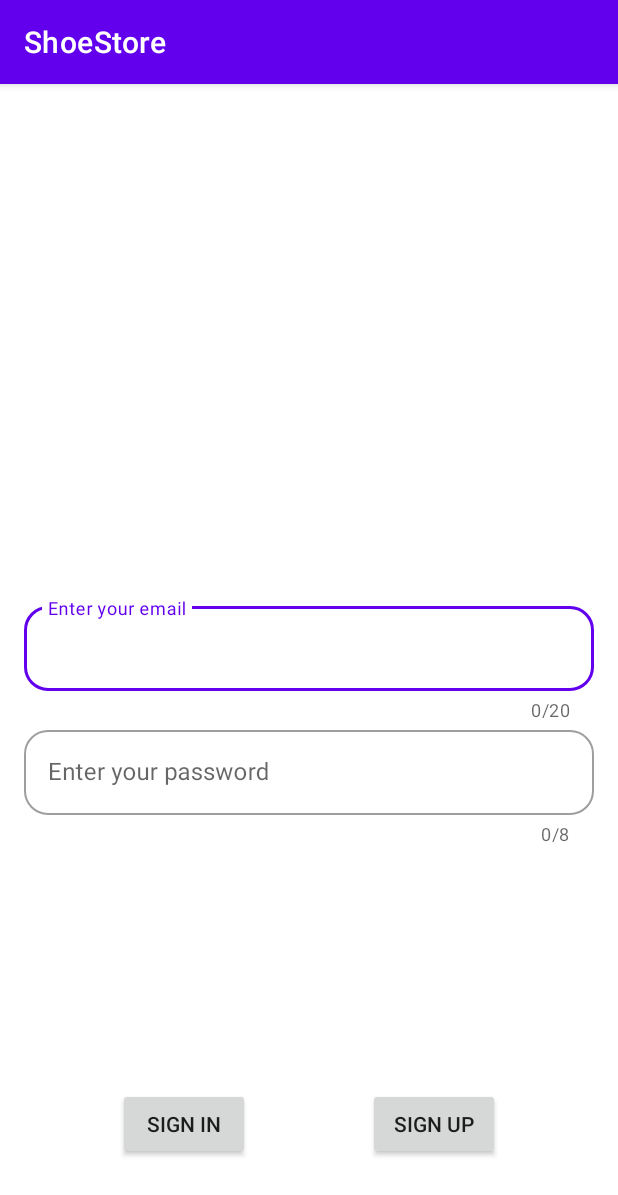
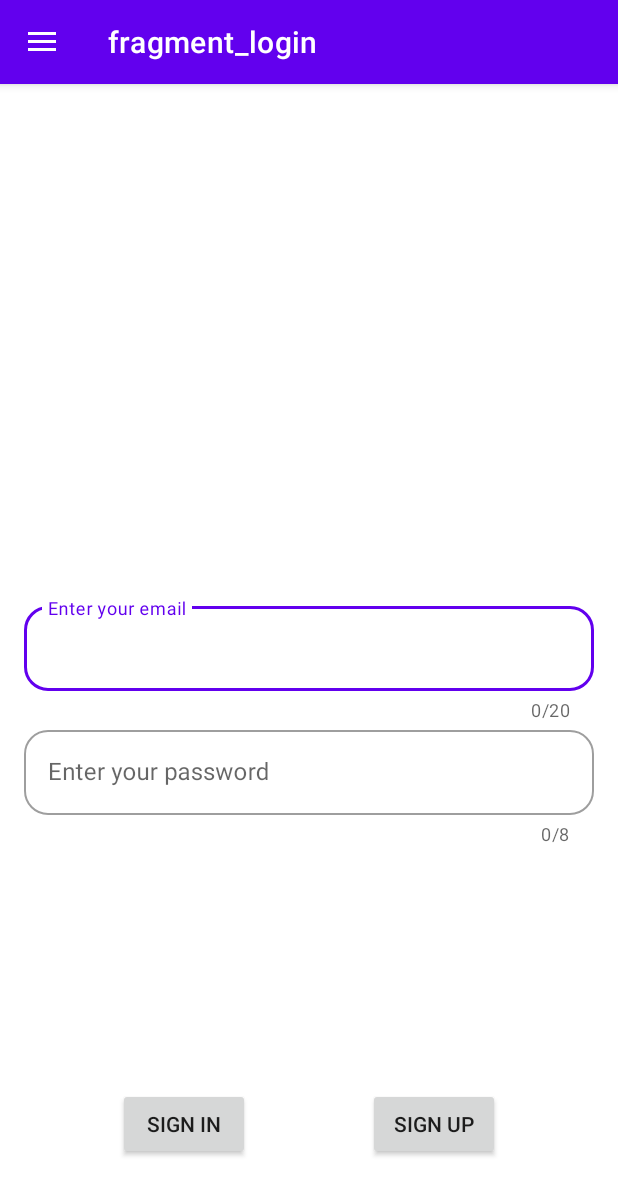
Before and after one commit to graffiti75/ShoeStoreInventoryApp, an Android app: the screen it shows after launch (MainActivity), on a phone screen of 412 x 824 dp. Shown: the top 1195 px of the screen. Run offline under Robolectric (Android 15) with nearby library versions, the phone set to English and light mode, and no system bars; our stand-ins replace data binding, navigation-ui.

Commit message:
In MainActivity, NavController set with Toolbar and AppBarConfiguration - Logout menu added on Shoe list Screen - This menu will appear only on Shoe list Screen and will return the user to Login screen

```diff
--- a/app/src/main/java/com/graffiti75/shoestore/MainActivity.kt
+++ b/app/src/main/java/com/graffiti75/shoestore/MainActivity.kt
@@ -2,13 +2,53 @@ package com.graffiti75.shoestore
 
 import android.os.Bundle
 import androidx.appcompat.app.AppCompatActivity
+import androidx.databinding.DataBindingUtil
+import androidx.drawerlayout.widget.DrawerLayout
+import androidx.navigation.NavController
+import androidx.navigation.NavDestination
+import androidx.navigation.findNavController
+import androidx.navigation.ui.AppBarConfiguration
+import androidx.navigation.ui.NavigationUI
+import com.graffiti75.shoestore.databinding.ActivityMainBinding
 
 /**
  * https://www.section.io/engineering-education/how-is-textinputlayout-different-from-edittext/
  */
 class MainActivity : AppCompatActivity() {
+
+    private lateinit var drawerLayout: DrawerLayout
+    private lateinit var appBarConfiguration: AppBarConfiguration
+
     override fun onCreate(savedInstanceState: Bundle?) {
         super.onCreate(savedInstanceState)
-        setContentView(R.layout.activity_main)
+        @Suppress("UNUSED_VARIABLE")
+        val binding = DataBindingUtil.setContentView<ActivityMainBinding>(this, R.layout.activity_main)
+        drawerLayout = binding.drawerLayout
+
+        val navController = this.findNavController(R.id.nav_host_fragment)
+        NavigationUI.setupActionBarWithNavController(this, navController, drawerLayout)
+        appBarConfiguration = AppBarConfiguration(navController.graph, drawerLayout)
+        NavigationUI.setupWithNavController(binding.navView, navController)
+
+        // Prevent nav gesture if not on start destination
+        navController.addOnDestinationChangedListener { nc: NavController, nd: NavDestination, args: Bundle? ->
+            if (nd.id == nc.graph.startDestinationId) {
+                drawerLayout.setDrawerLockMode(DrawerLayout.LOCK_MODE_UNLOCKED)
+            } else {
+                drawerLayout.setDrawerLockMode(DrawerLayout.LOCK_MODE_LOCKED_CLOSED)
+            }
+        }
+    }
+
+    /*
+    override fun onSupportNavigateUp(): Boolean {
+        val navController = this.findNavController(R.id.myNavHostFragment)
+        return navController.navigateUp()
+    }
+     */
+
+    override fun onSupportNavigateUp(): Boolean {
+        val navController = this.findNavController(R.id.nav_host_fragment)
+        return NavigationUI.navigateUp(navController, appBarConfiguration)
     }
 }
--- /dev/null
+++ b/app/src/main/res/drawable-v24/rules.xml
@@ -0,0 +1,25 @@
+<!--
+  ~ Copyright 2018, The Android Open Source Project
+  ~
+  ~ Licensed under the Apache License, Version 2.0 (the "License");
+  ~ you may not use this file except in compliance with the License.
+  ~ You may obtain a copy of the License at
+  ~
+  ~     http://www.apache.org/licenses/LICENSE-2.0
+  ~
+  ~ Unless required by applicable law or agreed to in writing, software
+  ~ distributed under the License is distributed on an "AS IS" BASIS,
+  ~ WITHOUT WARRANTIES OR CONDITIONS OF ANY KIND, either express or implied.
+  ~ See the License for the specific language governing permissions and
+  ~ limitations under the License.
+  -->
+
+<vector xmlns:android="http://schemas.android.com/apk/res/android"
+    android:width="24dp"
+    android:height="24dp"
+    android:viewportWidth="24.0"
+    android:viewportHeight="24.0">
+    <path
+        android:fillColor="#FF000000"
+        android:pathData="M15,15L3,15v2h12v-2zM15,7L3,7v2h12L15,7zM3,13h18v-2L3,11v2zM3,21h18v-2L3,19v2zM3,3v2h18L21,3L3,3z" />
+</vector>
--- /dev/null
+++ b/app/src/main/res/drawable/ic_baseline_exit_to_app_24.xml
@@ -0,0 +1,5 @@
+<vector android:height="24dp" android:tint="#000000"
+    android:viewportHeight="24" android:viewportWidth="24"
+    android:width="24dp" xmlns:android="http://schemas.android.com/apk/res/android">
+    <path android:fillColor="@android:color/white" android:pathData="M10.09,15.59L11.5,17l5,-5 -5,-5 -1.41,1.41L12.67,11H3v2h9.67l-2.58,2.59zM19,3H5c-1.11,0 -2,0.9 -2,2v4h2V5h14v14H5v-4H3v4c0,1.1 0.89,2 2,2h14c1.1,0 2,-0.9 2,-2V5c0,-1.1 -0.9,-2 -2,-2z"/>
+</vector>
--- a/app/src/main/res/layout/activity_main.xml
+++ b/app/src/main/res/layout/activity_main.xml
@@ -1,17 +1,32 @@
 <?xml version="1.0" encoding="utf-8"?>
-<merge xmlns:android="http://schemas.android.com/apk/res/android"
-    xmlns:app="http://schemas.android.com/apk/res-auto"
-    xmlns:tools="http://schemas.android.com/tools"
-    android:id="@+id/container"
+<layout xmlns:android="http://schemas.android.com/apk/res/android"
+    xmlns:app="http://schemas.android.com/apk/res-auto">
+
+    <androidx.drawerlayout.widget.DrawerLayout
+        android:id="@+id/drawerLayout"
+        android:layout_width="match_parent"
+        android:layout_height="match_parent">
+
+        <LinearLayout
             android:layout_width="match_parent"
             android:layout_height="match_parent"
-    tools:context=".MainActivity">
+            android:orientation="vertical">
 
-    <androidx.fragment.app.FragmentContainerView
+            <fragment
                 android:id="@+id/nav_host_fragment"
                 android:name="androidx.navigation.fragment.NavHostFragment"
                 android:layout_width="match_parent"
                 android:layout_height="match_parent"
                 app:defaultNavHost="true"
                 app:navGraph="@navigation/navigation" />
-</merge>
+        </LinearLayout>
+
+        <com.google.android.material.navigation.NavigationView
+            android:id="@+id/navView"
+            android:layout_width="wrap_content"
+            android:layout_height="match_parent"
+            android:layout_gravity="start"
+            app:headerLayout="@layout/nav_header"
+            app:menu="@menu/navdrawer_menu" />
+    </androidx.drawerlayout.widget.DrawerLayout>
+</layout>
--- /dev/null
+++ b/app/src/main/res/menu/navdrawer_menu.xml
@@ -0,0 +1,8 @@
+<?xml version="1.0" encoding="utf-8"?>
+<menu xmlns:android="http://schemas.android.com/apk/res/android">
+
+    <item
+        android:id="@+id/loginFragment"
+        android:icon="@drawable/rules"
+        android:title="@string/login" />
+</menu>
--- a/app/src/main/res/navigation/navigation.xml
+++ b/app/src/main/res/navigation/navigation.xml
@@ -35,5 +35,9 @@
         android:id="@+id/shoeListFragment"
         android:name="com.graffiti75.shoestore.shoelist.ShoeListFragment"
         android:label="ShoeListFragment"
-        tools:layout="@layout/fragment_shoe_list" />
+        tools:layout="@layout/fragment_shoe_list" >
+        <action
+            android:id="@+id/action_shoeListFragment_to_loginFragment"
+            app:destination="@id/loginFragment" />
+    </fragment>
 </navigation>
--- a/app/src/main/res/values/strings.xml
+++ b/app/src/main/res/values/strings.xml
@@ -11,4 +11,6 @@
     <!-- TODO: Remove or change this placeholder text -->
     <string name="hello_blank_fragment">Hello blank fragment</string>
     <string name="fab_description">Navigate to the shoe detail screen</string>
+    <string name="logout">Logout</string>
+    <string name="login">Login</string>
 </resources>
```
Also changed, not shown: app/src/main/java/com/graffiti75/shoestore/shoelist/ShoeListFragment.kt (+47 -3 lines), app/src/main/res/drawable-v24/nav_header.xml (added, +34 -0 lines), app/src/main/res/layout/nav_header.xml (added, +25 -0 lines), app/src/main/res/menu/winner_menu.xml (added, +12 -0 lines). Lines whose indentation alone changed are shown as unchanged.
